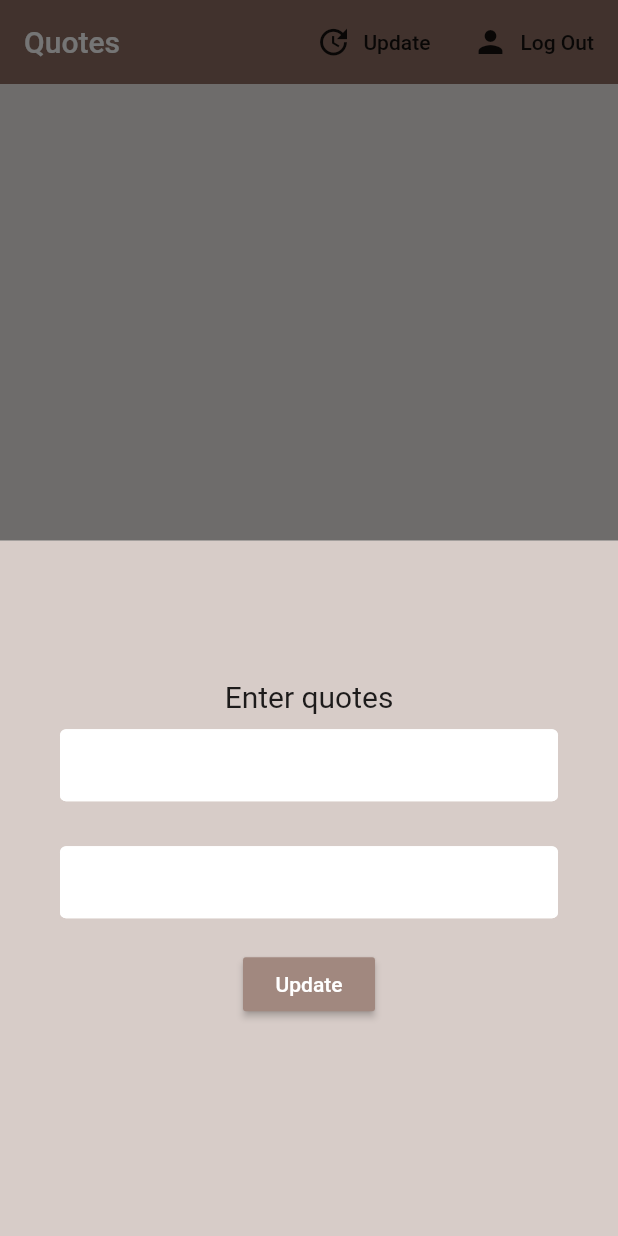
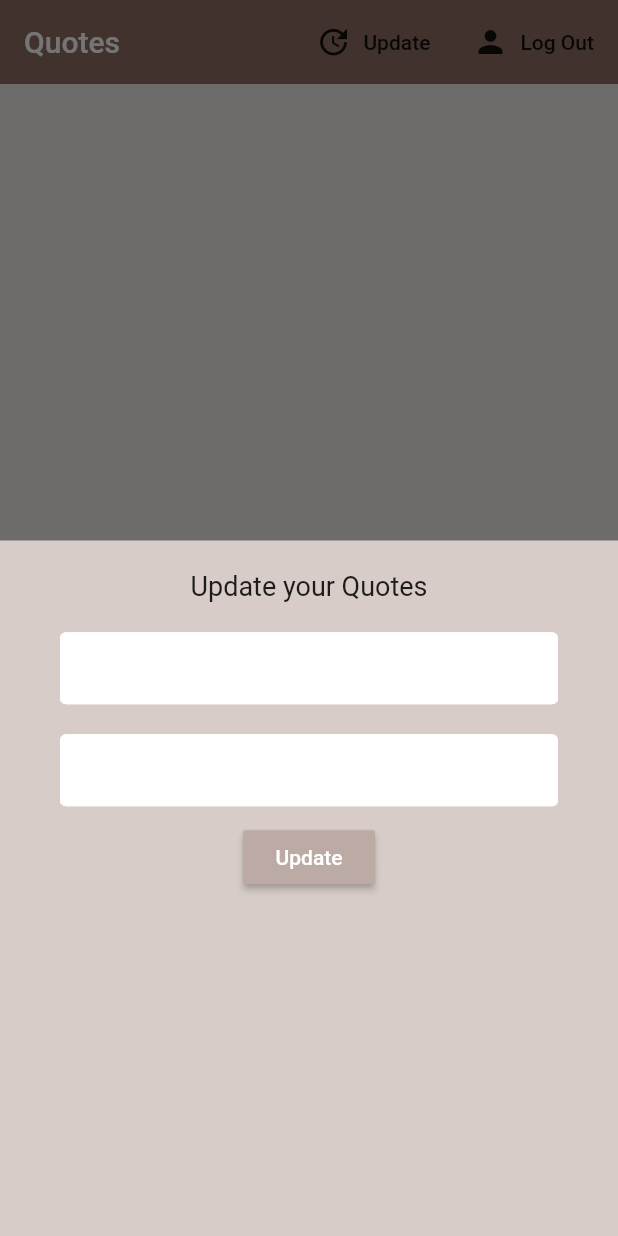
Before and after one commit to shirantha97/Flutter_firebase, a Flutter app: the screen it shows once a user with an empty profile is signed in, after a tap on "Update", on a phone screen of 412 x 824 dp. Run offline on Flutter 3.47's test engine with Material 2 defaults, Android fonts, the phone set to English and light mode, and no system bars; our stand-ins replace cloud_firestore, firebase_auth, flutter_spinkit; accounts and stored records are empty.

```diff
--- a/lib/screens/home/quotes_list.dart
+++ b/lib/screens/home/quotes_list.dart
@@ -12,7 +12,7 @@ class QuoteList extends StatefulWidget {
 class _QuoteListState extends State<QuoteList> {
   @override
   Widget build(BuildContext context) {
-    final quotes = Provider.of<List<Quotes>>(context);
+    final quotes = Provider.of<List<Quotes>>(context) ?? [];
     // quotes.forEach((quote) {
     //   print(quote.quote);
     //   print(quote.author);
--- a/lib/screens/home/update_form.dart
+++ b/lib/screens/home/update_form.dart
@@ -1,5 +1,9 @@
+import 'package:brew_crew/screens/models/user.dart';
+import 'package:brew_crew/screens/services/database.dart';
+import 'package:brew_crew/shared/load.dart';
 import 'package:flutter/material.dart';
 import 'package:brew_crew/shared/constant.dart';
+import 'package:provider/provider.dart';
 
 class UpdateForm extends StatefulWidget {
   @override
@@ -7,6 +11,7 @@ class UpdateForm extends StatefulWidget {
 }
 
 class _UpdateFormState extends State<UpdateForm> {
+
   final _formKey = GlobalKey<FormState>();
   String _currentQuote = '';
   String _currentAuthor = '';
@@ -14,108 +19,68 @@ class _UpdateFormState extends State<UpdateForm> {
 
   @override
   Widget build(BuildContext context) {
-    return DraggableScrollableSheet(
-        initialChildSize: 0.8,
-        minChildSize: 0.6,
-        maxChildSize: 1.0,
-        expand: true,
-        builder: (context, scrollController) {
-          return SingleChildScrollView(
-            child: Form(
+
+    User user = Provider.of<User>(context);
+
+    return StreamBuilder<UserData>(
+      stream: DatabaseService(uid: user.uid).userData,
+      builder: (context, snapshot) {
+        if(snapshot.hasData){
+          UserData userData = snapshot.data;
+          return Form(
           key: _formKey,
           autovalidate: _autoValidate,
           child: Column(
             children: <Widget>[
-                  Text("Enter quotes", style: TextStyle(fontSize: 20.0)),
-                  SizedBox(
-                    height: 10.0,
+              SizedBox(height: 20.0,),
+              Text(
+                'Update your Quotes',
+                style: TextStyle(fontSize: 18.0),
               ),
+              SizedBox(height: 20.0),
               TextFormField(
                 decoration: textInputDecoration,
-                    validator: (val) =>
-                        val.isEmpty ? 'Please enter a quote' : null,
-                    onChanged: (val) {
-                      setState(() {
-                        _currentQuote = val;
-                      });
-                    },
+                initialValue: userData.quote,
+                validator: (val) => val.isEmpty ? 'Please enter a quote' : null,
+                onChanged: (val) => setState(() => _currentQuote = val),
               ),
-                  SizedBox(
-                    height: 30.0,
-                  ),
+              SizedBox(height: 20.0),
               TextFormField(
                 decoration: textInputDecoration,
-                    validator: (val) =>
-                        val.isEmpty ? 'Please enter the author' : null,
-                    onChanged: (val) {
-                      setState(() {
-                        _currentAuthor = val;
-                      });
-                    },
+                initialValue: userData.author,
+                validator: (val) => val.isEmpty ? 'Please enter author' : null,
+                onChanged: (val) => setState(() => _currentAuthor = val),
               ),
-                  SizedBox(
-                    height: 20.0,
-                  ),
+              SizedBox(height: 10.0),
               RaisedButton(
-                      color: Colors.brown[300],
+                color: Colors.brown[200],
                 child: Text(
                   'Update',
                   style: TextStyle(color: Colors.white),
                 ),
                 onPressed: () async {
-                        if(!_formKey.currentState.validate()){
+                  if(_formKey.currentState.validate()){
+                    await DatabaseService(uid: user.uid).updateUserData(
+                      _currentQuote ?? userData.quote ,
+                      _currentAuthor ?? userData.author
+                    );
+                    Navigator.pop(context);
+                  }else{
                     setState(() {
                       _autoValidate = true;
                     });
                   }
-                        print(_currentQuote);
-                      })
+                }
+              ),
             ],
           ),
-            ),
         );
-        });
-    // return Form(
-    //   key: _formKey,
-    //   child: Column(
-    //     children: <Widget>[
-    //       Text(
-    //         'Update your brew settings.',
-    //         style: TextStyle(fontSize: 18.0),
-    //       ),
-    //       SizedBox(height: 20.0),
-    //       TextFormField(
-    //         decoration: textInputDecoration,
-    //         validator: (val) => val.isEmpty ? 'Please enter a name' : null,
-    //         onChanged: (val) => setState(() => _currentName = val),
-    //       ),
-    //       SizedBox(height: 10.0),
-    //       DropdownButtonFormField(
-    //         value: _currentSugars ?? '0',
-    //         decoration: textInputDecoration,
-    //         items: sugars.map((sugar) {
-    //           return DropdownMenuItem(
-    //             value: sugar,
-    //             child: Text('$sugar sugars'),
-    //           );
-    //         }).toList(),
-    //         onChanged: (val) => setState(() => _currentSugars = val ),
-    //       ),
-    //       SizedBox(height: 10.0),
-    //       RaisedButton(
-    //         color: Colors.pink[400],
-    //         child: Text(
-    //           'Update',
-    //           style: TextStyle(color: Colors.white),
-    //         ),
-    //         onPressed: () async {
-    //           print(_currentName);
-    //           print(_currentSugars);
-    //           print(_currentStrength);
-    //         }
-    //       ),
-    //     ],
-    //   ),
-    // );
+        }else{
+          Load();
+        }
+        return Container();
+      }
+
+    );
   }
 }
```
Also changed, not shown: lib/screens/services/database.dart (+10 -6 lines). Lines whose indentation alone changed are shown as unchanged.
